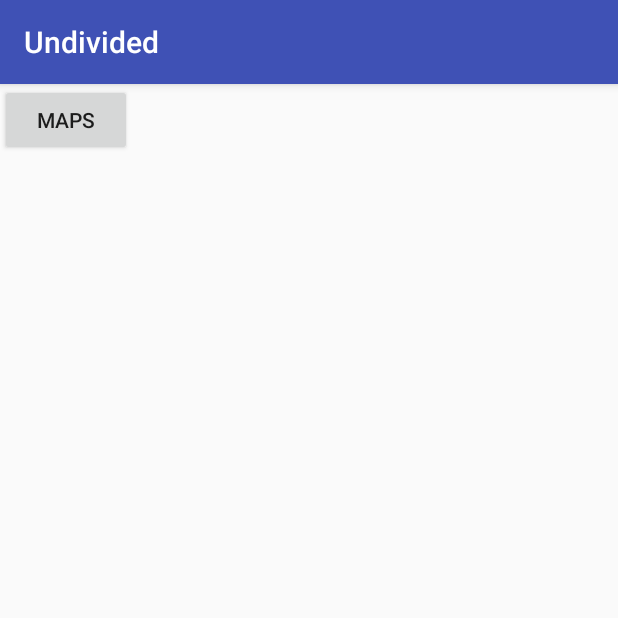
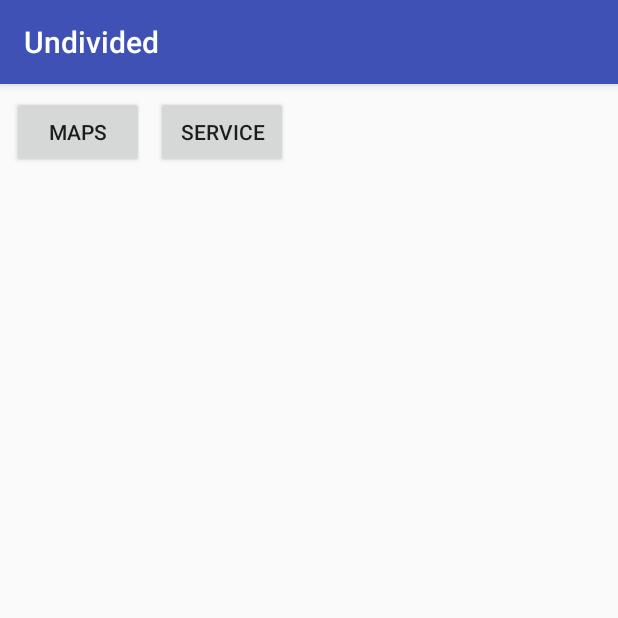
Before and after one commit to deleonAndroid3/Undivided, an Android app: the screen it shows after launch (MainActivity), on a phone screen of 412 x 824 dp, the top half of it. Run offline under Robolectric (Android 15) with nearby library versions, the phone set to English and light mode, and no system bars.

Commit message:
Background Services with Auto Start Function done.

```diff
--- a/app/src/main/AndroidManifest.xml
+++ b/app/src/main/AndroidManifest.xml
@@ -19,7 +19,8 @@
         android:label="@string/app_name"
         android:roundIcon="@mipmap/ic_launcher_round"
         android:supportsRtl="true"
-        android:theme="@style/AppTheme">
+        android:theme="@style/AppTheme"
+        android:launchMode="singleTask">
         <service android:name=".BackgroundIntentService" />
         <service android:name=".BackgroundService" />
         <activity android:name=".MainActivity">
--- a/app/src/main/java/com/training/android/undivided/MainActivity.java
+++ b/app/src/main/java/com/training/android/undivided/MainActivity.java
@@ -10,6 +10,7 @@ import android.widget.Button;
 public class MainActivity extends AppCompatActivity {
 
     Button mbtnMaps;
+    Button mbtnService;
 
     @Override
     protected void onCreate(Bundle savedInstanceState) {
@@ -17,9 +18,9 @@ public class MainActivity extends AppCompatActivity {
         super.onCreate(savedInstanceState);
         setContentView(R.layout.activity_main);
 
-        Intent intent = new Intent(this, BackgroundService.class);
-        startService(intent);
+
         mbtnMaps = (Button) findViewById(R.id.btnMaps);
+        mbtnService = (Button) findViewById(R.id.btnService);
 
         mbtnMaps.setOnClickListener(new View.OnClickListener() {
             @Override
@@ -28,11 +29,19 @@ public class MainActivity extends AppCompatActivity {
                 startActivity(i);
             }
         });
+
+        mbtnService.setOnClickListener(new View.OnClickListener(){
+            @Override
+            public void onClick(View view) {
+                Intent intent = new Intent(MainActivity.this, BackgroundService.class);
+                startService(intent);
+            }
+        });
     }
 
     protected void onDestroy(){
-        Intent intent = new Intent(this, BackgroundService.class);
-        startService(intent);
+//        Intent intent = new Intent(this, BackgroundService.class);
+//        startService(intent);
         super.onDestroy();
 
 
--- a/app/src/main/res/layout/activity_main.xml
+++ b/app/src/main/res/layout/activity_main.xml
@@ -11,7 +11,19 @@
         android:layout_width="wrap_content"
         android:layout_height="wrap_content"
         android:text="Maps"
-        tools:layout_editor_absoluteX="2dp"
-        tools:layout_editor_absoluteY="0dp" />
+        android:layout_marginLeft="8dp"
+        app:layout_constraintLeft_toLeftOf="parent"
+        app:layout_constraintTop_toTopOf="parent"
+        android:layout_marginTop="8dp" />
+
+    <Button
+        android:id="@+id/btnService"
+        android:layout_width="wrap_content"
+        android:layout_height="wrap_content"
+        android:layout_marginLeft="8dp"
+        android:layout_marginTop="8dp"
+        android:text="SERVICE"
+        app:layout_constraintLeft_toRightOf="@+id/btnMaps"
+        app:layout_constraintTop_toTopOf="parent" />
 
 </android.support.constraint.ConstraintLayout>
```
Also changed, not shown: app/src/main/java/com/training/android/undivided/BackgroundService.java (+12 -3 lines).
